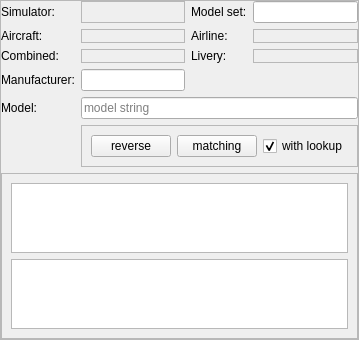
First picture: the form in src/blackgui/components/modelmatchercomponent.ui, repository swift-project/pilotclient, before the edit.
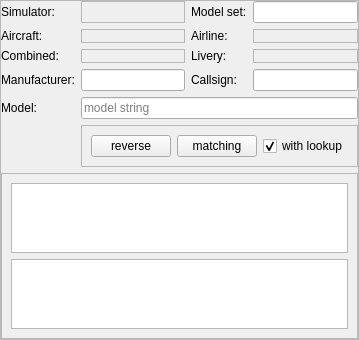
Second picture: the form after the edit. Custom widgets are drawn as their Qt base class.

Commit message: refs #707, adjusted matcher GUI (added callsign)

The edit to the form file:
```diff
--- a/src/blackgui/components/modelmatchercomponent.ui
+++ b/src/blackgui/components/modelmatchercomponent.ui
@@ -257,6 +257,16 @@
      </property>
     </widget>
    </item>
+   <item row="4" column="2">
+    <widget class="QLabel" name="lbl_Callsign">
+     <property name="text">
+      <string>Callsign:</string>
+     </property>
+    </widget>
+   </item>
+   <item row="4" column="3">
+    <widget class="QLineEdit" name="le_Callsign"/>
+   </item>
   </layout>
  </widget>
  <customwidgets>
```
The commit also changes 1 other file.
